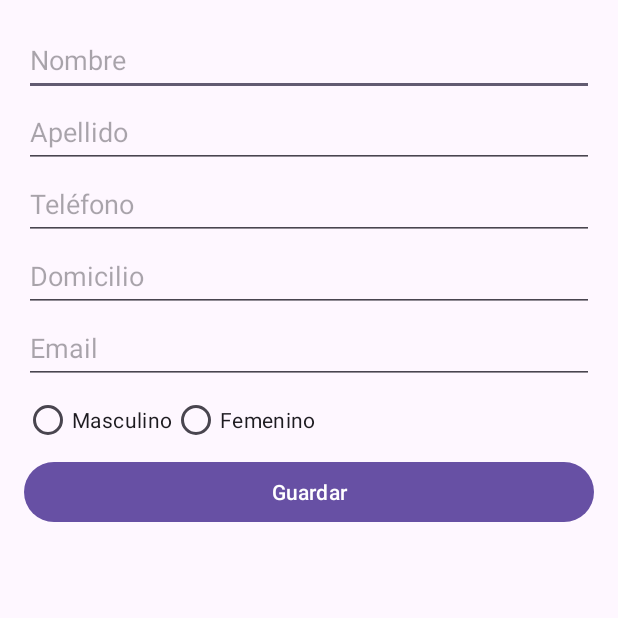
After one commit to NicoJCastro/Actividad-Android-Studio, an Android app: the EditContactActivity screen opened directly, with no data from a screen before it, on a phone screen of 412 x 824 dp, the top half of it. The commit adds this screen. Run offline under Robolectric (Android 15) with nearby library versions, the phone set to English and light mode, and no system bars.

Commit message:
se agregaron botones y funcionalidades

```diff
--- a/app/src/main/AndroidManifest.xml
+++ b/app/src/main/AndroidManifest.xml
@@ -26,6 +26,10 @@
         </activity>
         <activity
             android:name=".activity_contact_list"
+            android:exported="false"/>
+
+        <activity
+            android:name=".EditContactActivity"
             android:exported="false" />
     </application>
 
--- /dev/null
+++ b/app/src/main/java/com/castro702/myapplication/EditContactActivity.java
@@ -0,0 +1,94 @@
+package com.castro702.myapplication;
+
+import android.content.Intent;
+import android.os.Bundle;
+import android.text.TextUtils;
+import android.widget.Button;
+import android.widget.EditText;
+import android.widget.RadioButton;
+import android.widget.Toast;
+
+
+import androidx.appcompat.app.AppCompatActivity;
+
+public class EditContactActivity extends AppCompatActivity {
+
+    private EditText nombreEditText;
+    private EditText apellidoEditText;
+    private EditText telefonoEditText;
+
+    private EditText domicilioEditText;
+    private EditText emailEditText;
+    private RadioButton masculinoRadioButton;
+    private RadioButton femeninoRadioButton;
+    private Button saveButton;
+    private dbHelper dbHelper;
+    private int contactId;
+
+    @Override
+    protected void onCreate(Bundle savedInstanceState) {
+        super.onCreate(savedInstanceState);
+        setContentView(R.layout.activity_edit_contact);
+
+        dbHelper = new dbHelper(this);
+
+        nombreEditText = findViewById(R.id.nombreEditText);
+        apellidoEditText = findViewById(R.id.apellidoEditText);
+        telefonoEditText = findViewById(R.id.telefonoEditText);
+        domicilioEditText = findViewById(R.id.domicilioEditText);
+        emailEditText = findViewById(R.id.emailEditText);
+        masculinoRadioButton = findViewById(R.id.masculinoRadioButton);
+        femeninoRadioButton = findViewById(R.id.femeninoRadioButton);
+        saveButton = findViewById(R.id.saveButton);
+
+        contactId = getIntent().getIntExtra("contact_id", -1);
+        if (contactId != -1) {
+            Contacto contacto = dbHelper.getContact(contactId);
+            if (contacto != null) {
+                nombreEditText.setText(contacto.getNombre());
+                apellidoEditText.setText(contacto.getApellido());
+                telefonoEditText.setText(contacto.getTelefono());
+                domicilioEditText.setText(contacto.getDomicilio());
+                emailEditText.setText(contacto.getEmail());
+
+               String genero = contacto.getGenero();
+               if (genero != null) {
+                   if (genero.equals("Masculino")) {
+                       masculinoRadioButton.setChecked(true);
+                   } else {
+                       femeninoRadioButton.setChecked(true);
+                   }
+               }
+
+            }
+        }
+
+        saveButton.setOnClickListener(v -> saveContact());
+    }
+
+    private void saveContact() {
+        String nombre = nombreEditText.getText().toString().trim();
+        String apellido = apellidoEditText.getText().toString().trim();
+        String telefono = telefonoEditText.getText().toString().trim();
+        String domicilio = domicilioEditText.getText().toString().trim();
+        String email = emailEditText.getText().toString().trim();
+        String genero = masculinoRadioButton.isChecked() ? "Masculino" : "Femenino";
+
+        if (TextUtils.isEmpty(nombre) || TextUtils.isEmpty(apellido) || TextUtils.isEmpty(telefono) || TextUtils.isEmpty(domicilio) || TextUtils.isEmpty(email)) {
+            Toast.makeText(this, "Por favor, complete todos los campos", Toast.LENGTH_SHORT).show();
+            return;
+        }
+        if (!masculinoRadioButton.isChecked() && !femeninoRadioButton.isChecked()) {
+            Toast.makeText(this, "Por favor, seleccione un género", Toast.LENGTH_SHORT).show();
+            return;
+        }
+
+        Contacto contacto = new Contacto(contactId, nombre, apellido, telefono, domicilio, email, genero);
+
+        dbHelper.updateContact(contacto);
+
+        Toast.makeText(this, "Contacto actualizado", Toast.LENGTH_SHORT).show();
+        setResult(RESULT_OK);
+        finish();
+    }
+}
--- a/app/src/main/java/com/castro702/myapplication/dbHelper.java
+++ b/app/src/main/java/com/castro702/myapplication/dbHelper.java
@@ -144,9 +144,9 @@ public class dbHelper extends SQLiteOpenHelper {
         return db.update(TABLE_NAME, values, COLUMN_ID + " = ?", new String[]{String.valueOf(contacto.getId())});
     }
 
-    public void deleteContact(Contacto contacto) {
+    public void deleteContact(int contactId) {
         SQLiteDatabase db = this.getWritableDatabase();
-        db.delete(TABLE_NAME, COLUMN_ID + " = ?", new String[]{String.valueOf(contacto.getId())});
+        db.delete("contactos", "id = ?", new String[]{String.valueOf(contactId)});
         db.close();
     }
 
--- /dev/null
+++ b/app/src/main/res/layout/activity_edit_contact.xml
@@ -0,0 +1,70 @@
+<?xml version="1.0" encoding="utf-8"?>
+<LinearLayout xmlns:android="http://schemas.android.com/apk/res/android"
+    android:layout_width="match_parent"
+    android:layout_height="match_parent"
+    android:orientation="vertical"
+    android:padding="16dp">
+
+    <EditText
+        android:id="@+id/nombreEditText"
+        android:layout_width="match_parent"
+        android:layout_height="wrap_content"
+        android:hint="Nombre"
+        android:minHeight="48dp" />
+
+    <EditText
+        android:id="@+id/apellidoEditText"
+        android:layout_width="match_parent"
+        android:layout_height="wrap_content"
+        android:hint="Apellido"
+        android:minHeight="48dp" />
+
+    <EditText
+        android:id="@+id/telefonoEditText"
+        android:layout_width="match_parent"
+        android:layout_height="wrap_content"
+        android:hint="Teléfono"
+        android:inputType="phone"
+        android:minHeight="48dp" />
+
+    <EditText
+        android:id="@+id/domicilioEditText"
+        android:layout_width="match_parent"
+        android:layout_height="wrap_content"
+        android:hint="Domicilio"
+        android:minHeight="48dp" />
+
+    <EditText
+        android:id="@+id/emailEditText"
+        android:layout_width="match_parent"
+        android:layout_height="wrap_content"
+        android:hint="Email"
+        android:inputType="textEmailAddress"
+        android:minHeight="48dp" />
+
+    <RadioGroup
+        android:id="@+id/generoRadioGroup"
+        android:layout_width="match_parent"
+        android:layout_height="wrap_content"
+        android:orientation="horizontal">
+
+        <RadioButton
+            android:id="@+id/masculinoRadioButton"
+            android:layout_width="wrap_content"
+            android:layout_height="wrap_content"
+            android:text="Masculino" />
+
+        <RadioButton
+            android:id="@+id/femeninoRadioButton"
+            android:layout_width="wrap_content"
+            android:layout_height="wrap_content"
+            android:text="Femenino" />
+
+    </RadioGroup>
+
+    <Button
+        android:id="@+id/saveButton"
+        android:layout_width="match_parent"
+        android:layout_height="wrap_content"
+        android:text="Guardar" />
+</LinearLayout>
--- a/app/src/main/res/values/strings.xml
+++ b/app/src/main/res/values/strings.xml
@@ -7,4 +7,8 @@
     <string name="save_contact">Guardar contacto</string>
 
     <string name="call_button">Call button</string>
+
+    <string name="edit_button">Editar</string>
+    <string name="delete_button">Eliminar</string>
+
 </resources>
```
Also changed, not shown: app/src/main/java/com/castro702/myapplication/ContactListActivity.java (+28 -38 lines), app/src/main/java/com/castro702/myapplication/ContactoAdapter.java (+26 -8 lines), app/src/main/res/layout/contact_list_item.xml (+16 -0 lines), app/src/main/res/drawable/ic_delete.webp (added), app/src/main/res/drawable/ic_edit.png (added).
